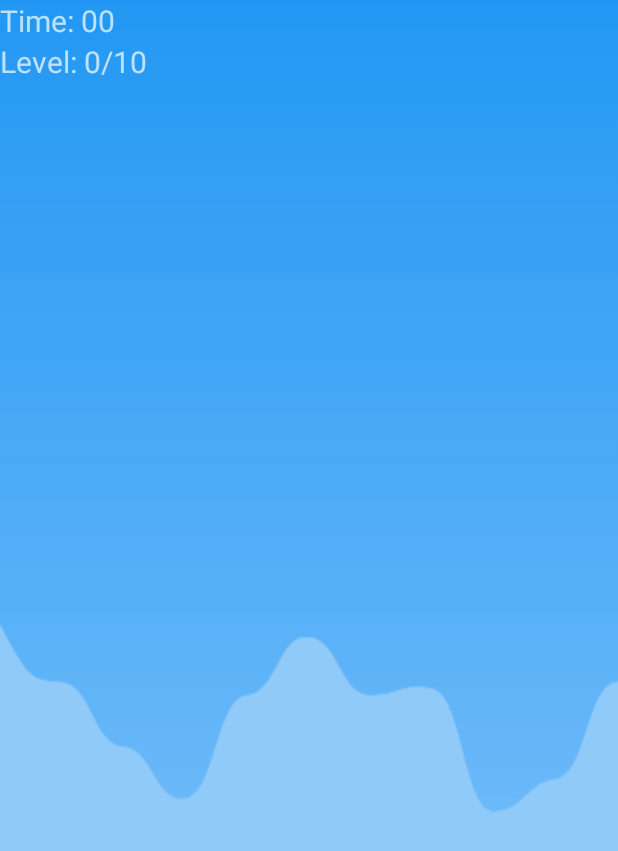
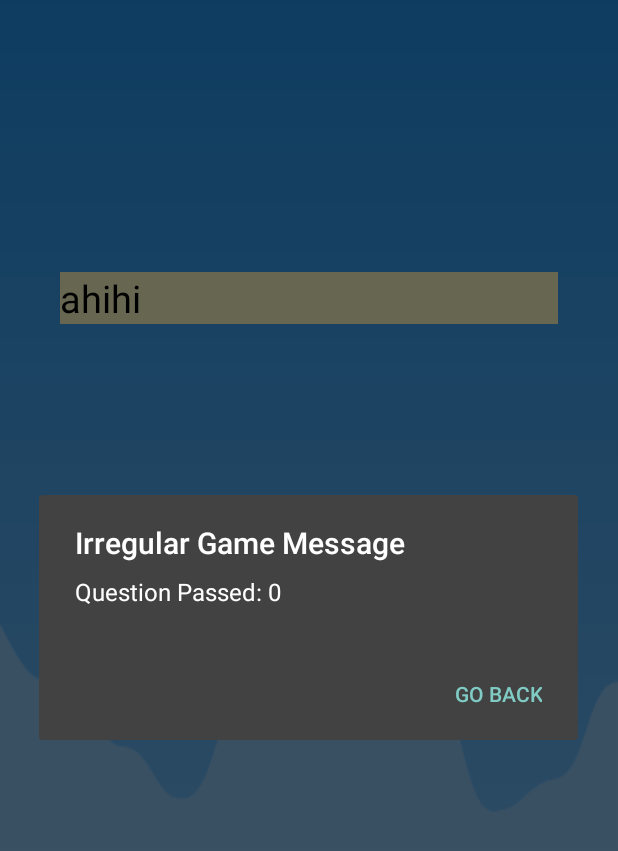
Before and after one commit to vanlethi/AndroidIrregular, an Android app: the PlayingActivity screen opened directly, with no data from a screen before it, on a phone screen of 412 x 824 dp. Shown: the top 851 px of the screen. Run offline under Robolectric (Android 15) with nearby library versions, the phone set to English and light mode, and no system bars; our stand-ins replace Room's generated code.

Commit message:
finish handle

```diff
--- a/app/src/main/java/com/example/android_irregularverbs/PlayingActivity.java
+++ b/app/src/main/java/com/example/android_irregularverbs/PlayingActivity.java
@@ -5,14 +5,13 @@ import androidx.room.Room;
 
 import android.annotation.SuppressLint;
 import android.app.AlertDialog;
-import android.app.Dialog;
 import android.content.DialogInterface;
-import android.media.MediaPlayer;
+import android.content.Intent;
 import android.os.AsyncTask;
 import android.os.Bundle;
+import android.os.CountDownTimer;
 import android.view.View;
 import android.widget.Button;
-import android.widget.EditText;
 import android.widget.LinearLayout;
 import android.widget.TextView;
 import android.widget.Toast;
@@ -24,6 +23,7 @@ import java.util.List;
 
 public class PlayingActivity extends AppCompatActivity {
     AppDatabase db;
+    int count=0;
     @Override
     protected void onCreate(Bundle savedInstanceState) {
         super.onCreate(savedInstanceState);
@@ -40,18 +40,31 @@ public class PlayingActivity extends AppCompatActivity {
         new AsyncTask<Void, Void, Void>() {
             @Override
             protected Void doInBackground(Void... voids) {
-//                MediaPlayer ring= MediaPlayer.create(PlayingActivity.this,R.drawable.);
-//                ring.start();
                 final List<ListQuestion> questions = db.userDao().getAll();
                 final TextView text_view_question = findViewById(R.id.text_view_question);
                 final LinearLayout liner_layout_list = findViewById(R.id.liner_layout_list);
+                final TextView text_view_indexquestion = findViewById(R.id.text_view_indexquestion);
+                final TextView text_view_timer = findViewById(R.id.text_view_timer);
                 final AlertDialog.Builder alert_message= new AlertDialog.Builder(PlayingActivity.this);
                 alert_message.setTitle("Irregular Game Message");
 
                 runOnUiThread(new Runnable() {
                     @Override
                     public void run() {
+                        if(index_question < questions.size()){
+                            final CountDownTimer countDownTimer = new CountDownTimer(10000, 1000){
+                                public  void onTick(long millisUntilFinished){
+                                    text_view_timer.setText("Timer" + millisUntilFinished / 1000);
+                                }
+                                @Override
+                                public void onFinish() {
+                                    alert_message.setMessage("Time done");
+                                    alert_message.setIcon(R.drawable.icon_bad);
+                                    alert_message.show();
+                                }
+                            }.start();
                             text_view_question.setText(questions.get(index_question).question);
+                            text_view_indexquestion.setText("Question:"+(index_question+1)+"/"+questions.size());
                             String[] list_answer = questions.get(index_question).list_answer.split(", ");
                             for(int i =0; i<list_answer.length; i++){
                                 final Button btn_answer = new Button(PlayingActivity.this);
@@ -63,6 +76,7 @@ public class PlayingActivity extends AppCompatActivity {
                                         if(btn_answer.getText().equals(questions.get(index_question).correct_answer)){
                                             alert_message.setMessage("Correct Answer");
                                             alert_message.setIcon(R.drawable.icon_smile);
+                                            count ++;
                                         }else {
                                             alert_message.setMessage("Incorrect Answer");
                                             alert_message.setIcon(R.drawable.icon_bad);
@@ -70,26 +84,46 @@ public class PlayingActivity extends AppCompatActivity {
                                         alert_message.setPositiveButton("Next question", new DialogInterface.OnClickListener() {
                                             @Override
                                             public void onClick(DialogInterface dialogInterface, int i) {
-                                            if(index_question > questions.size()){
-                                                Toast.makeText(getApplicationContext(), "Het cau hoi roi nhe", Toast.LENGTH_LONG).show();
-                                            }else {
+                                                    countDownTimer.cancel();
+                                                    text_view_timer.setText("");
                                                     liner_layout_list.removeAllViews();
                                                     getAndDisplayListquestion(index_question +1);
-                                            }
                                             }
                                         }).show();
                                     }
                                 });
                                 liner_layout_list.addView(btn_answer);
                             }
-                        Toast.makeText(PlayingActivity.this, "Size: " + questions.size(), Toast.LENGTH_SHORT).show();
+                        }else {
+                            alert_message.setMessage("Question Passed: "+ count);
+                            alert_message.setPositiveButton("Go back", new DialogInterface.OnClickListener() {
+                                @Override
+                                public void onClick(DialogInterface dialogInterface, int i) {
+                                    Intent intent = new Intent(PlayingActivity.this, MainActivity.class);
+                                    startActivity(intent);
+                                }
+                            }).show();
+                        }
                     }
                 });
                 return null;
             }
         }.execute();
     }
-
+//    public void setTimer(final TextView text_view_timer, final AlertDialog.Builder alert_message){
+//
+//        new CountDownTimer(10000, 1000){
+//            public  void onTick(long millisUntilFinished){
+//                text_view_timer.setText("" + millisUntilFinished / 1000);
+//            }
+//            @Override
+//            public void onFinish() {
+//                alert_message.setMessage("Time done");
+//                alert_message.setIcon(R.drawable.icon_bad);
+//                alert_message.show();
+//            }
+//        }.start();
+//    }
     public void addListQuestion() {
 
         new AsyncTask<Void, Void, Void>() {
@@ -100,15 +134,15 @@ public class PlayingActivity extends AppCompatActivity {
                 question.list_answer = "begun, began, begin, begon";
                 question.correct_answer= "began";
                 db.userDao().insertAll(question);
-                question.question = "Fill the correct answer for this sentence 'Have you ______________ your lost dog yet?'";
+                question.question = "Fill the correct answer: 'Have you ___ your lost dog yet?'";
                 question.list_answer = "find, found, both are true, both are fail";
                 question.correct_answer= "found";
                 db.userDao().insertAll(question);
-                question.question = "Fill the correct answer for this sentence 'She spoke too softly. I couldn't ______________ her'";
+                question.question = "Fill the correct answer: 'She spoke too softly. I couldn't ___ her'";
                 question.list_answer = "hear, heard, both are true, both are fail";
                 question.correct_answer= "hear";
                 db.userDao().insertAll(question);
-                question.question = "Fill the correct answer for this sentence 'We went shopping and I ______________ a new pair of jeans'";
+                question.question = "Fill the correct answer: 'We went shopping and I ___ a new pair of jeans'";
                 question.list_answer = "win, won, both are true, both are fail";
                 question.correct_answer= "won";
                 db.userDao().insertAll(question);
--- a/app/src/main/res/layout/activity_playing.xml
+++ b/app/src/main/res/layout/activity_playing.xml
@@ -7,40 +7,43 @@
     tools:context=".PlayingActivity"
     android:orientation="vertical"
     android:background="@drawable/background">
-    <TextView
-        android:id="@+id/text_view_timer"
-        android:layout_width="wrap_content"
-        android:layout_height="wrap_content"
-        android:text="Time: 00"
-        android:textSize="20dp"/>
-    <TextView
-        android:id="@+id/text_view_level"
-        android:layout_width="wrap_content"
-        android:layout_height="wrap_content"
-        android:text="Level: 0/10"
-        android:textSize="20dp" />
     <LinearLayout
         android:layout_width="match_parent"
         android:layout_height="match_parent"
-        android:orientation="vertical"
-        android:gravity="center">
+        android:orientation="vertical">
         <TextView
+            android:id="@+id/text_view_timer"
+            android:layout_width="wrap_content"
+            android:layout_height="wrap_content"
+            android:textSize="30dp" />
+        <TextView
+            android:id="@+id/text_view_indexquestion"
+            android:layout_width="wrap_content"
+            android:layout_height="wrap_content"
+            android:textSize="30dp" />
+        <TextView
+            android:layout_marginTop="100dp"
+            android:layout_marginLeft="40dp"
+            android:layout_marginRight="40dp"
             android:id="@+id/text_view_question"
-            android:layout_width="wrap_content"
-            android:layout_height="200dp"
+            android:layout_width="match_parent"
+            android:layout_height="wrap_content"
             android:background="#FFFFCC"
-            android:textSize="30dp"
-            android:textColor="#000" />
+            android:textSize="25dp"
+            android:textColor="#000"
+            android:text="ahihi"/>
         <LinearLayout
+            android:layout_marginTop="20dp"
+            android:layout_marginLeft="40dp"
+            android:layout_marginRight="40dp"
             android:id="@+id/liner_layout_list"
             android:layout_width="match_parent"
             android:layout_height="match_parent"
             android:orientation="vertical"
-            android:gravity="center">
+            android:gravity="center"
+            >
 
         </LinearLayout>
     </LinearLayout>
 
-
-
 </LinearLayout>
```
Also changed, not shown: app/src/main/AndroidManifest.xml (+2 -5 lines), 1 other file. Lines whose indentation alone changed are shown as unchanged.
